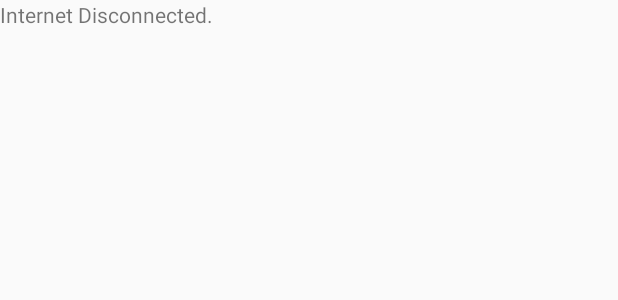
After one commit to siddharthbhide/Project, an Android app: the layout activity_inter_net_not_conneted.xml on its own in the app's theme, with its tools: preview values and no code run, on a phone screen of 412 x 824 dp. The commit adds this screen. Shown: the top 300 px of the screen. Run offline under Robolectric (Android 15) with nearby library versions, the phone set to English and light mode, and no system bars.

Commit message:
Add Internet Connetion code

```diff
--- a/MyApplication/app/src/main/AndroidManifest.xml
+++ b/MyApplication/app/src/main/AndroidManifest.xml
@@ -2,6 +2,7 @@
 <manifest xmlns:android="http://schemas.android.com/apk/res/android"
     package="com.example.siddharth.myapplication">
 
+    <uses-permission android:name="android.permission.ACCESS_NETWORK_STATE" />
     <application
         android:allowBackup="true"
         android:icon="@mipmap/ic_launcher"
@@ -15,8 +16,8 @@
             android:theme="@style/AppTheme.NoActionBar">
             <intent-filter>
                 <action android:name="android.intent.action.MAIN" />
-
                 <category android:name="android.intent.category.LAUNCHER" />
+                <action android:name="android.net.conn.CONNECTIVITY_CHANGE" />
             </intent-filter>
         </activity>
         <activity android:name=".MainActivity" />
@@ -25,7 +26,8 @@
         <activity
             android:name=".RegistrationFormActivity"
             android:label="@string/title_activity_registration_form"
-            android:theme="@style/AppTheme.NoActionBar"></activity>
+            android:theme="@style/AppTheme.NoActionBar" />
+        <activity android:name=".InterNetNotConnetedActivity"></activity>
     </application>
 
 </manifest>
--- /dev/null
+++ b/MyApplication/app/src/main/res/layout/activity_inter_net_not_conneted.xml
@@ -0,0 +1,16 @@
+<?xml version="1.0" encoding="utf-8"?>
+<android.support.constraint.ConstraintLayout xmlns:android="http://schemas.android.com/apk/res/android"
+    xmlns:app="http://schemas.android.com/apk/res-auto"
+    xmlns:tools="http://schemas.android.com/tools"
+    android:layout_width="match_parent"
+    android:layout_height="match_parent"
+    tools:context=".InterNetNotConnetedActivity">
+
+    <TextView
+        android:id="@+id/textView2"
+        android:layout_width="298dp"
+        android:layout_height="98dp"
+        android:text="Internet Disconnected."
+        tools:layout_editor_absoluteX="50dp"
+        tools:layout_editor_absoluteY="83dp" />
+</android.support.constraint.ConstraintLayout>
```
Also changed, not shown: MyApplication/app/src/main/java/com/example/siddharth/myapplication/InterNetNotConnetedActivity.java (added, +13 -0 lines), MyApplication/app/src/main/java/com/example/siddharth/myapplication/InternetConnection.java (added, +54 -0 lines), MyApplication/app/src/main/java/com/example/siddharth/myapplication/SplashActivity.java (+36 -4 lines).
